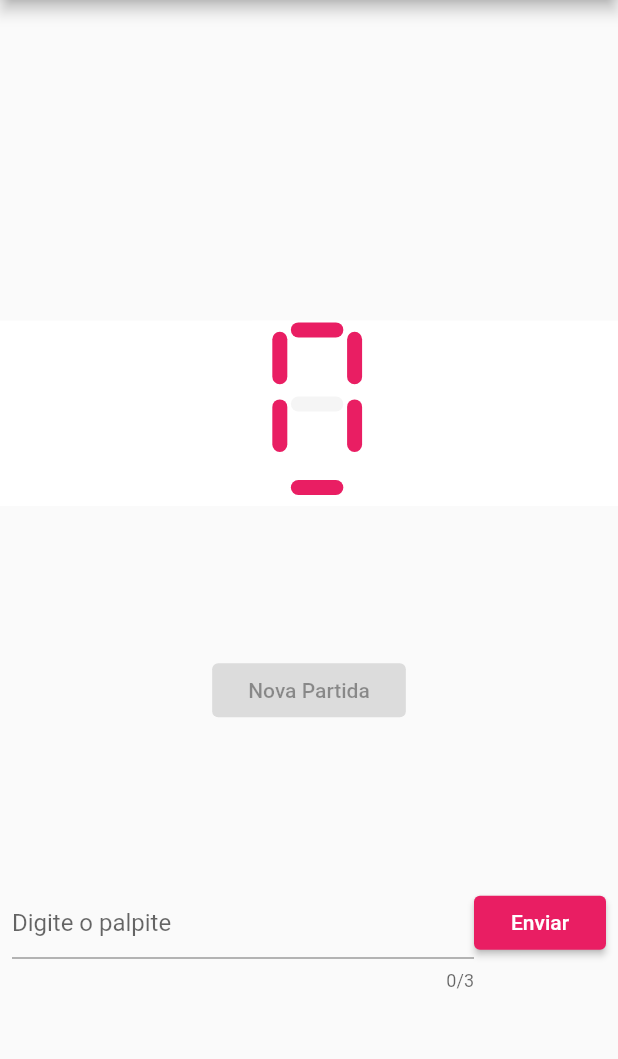
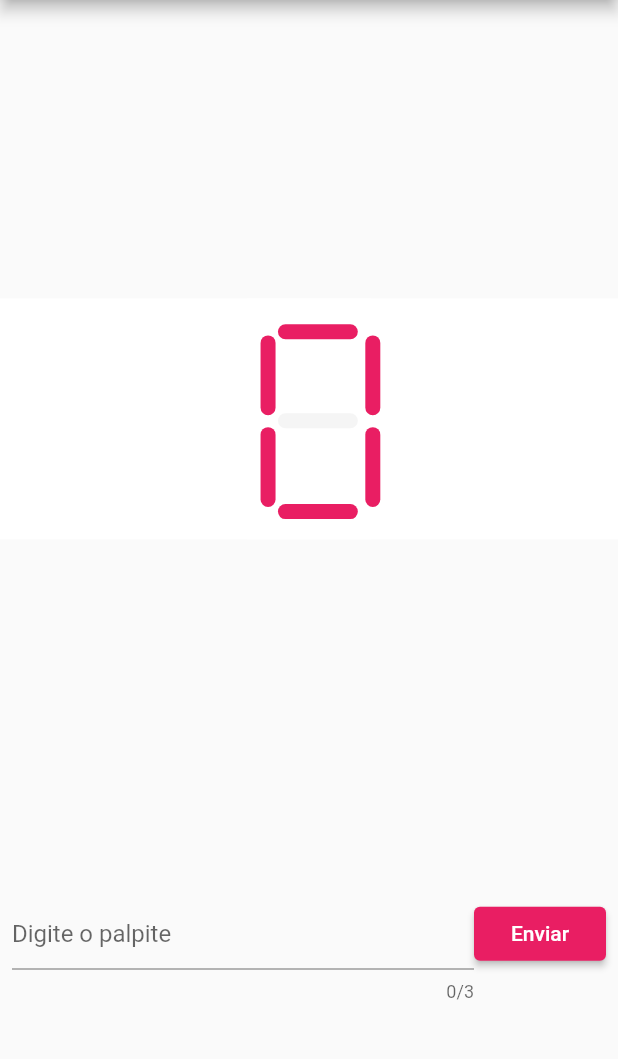
Before and after one commit to PierreVieira/PiPalp, a Flutter app: the screen it shows after launch, after a tap on "Enviar", on a phone screen of 412 x 824 dp, the part 84-1143 px from its top. Run offline on Flutter 3.47's test engine with Material 2 defaults, Android fonts, the phone set to English and light mode, and no system bars; our stand-ins replace dio; network calls fail.

Commit message:
Leds mais bem dispostos

```diff
--- a/lib/components/display.dart
+++ b/lib/components/display.dart
@@ -14,35 +14,29 @@ class Display extends StatelessWidget {
   Widget build(BuildContext context) {
     this.numero = this.numero != null ? this.numero : 0;
     if(numero > 99){
-      return Padding(
-        padding: const EdgeInsets.only(left: 56.0),
-        child: Row(
+      return Row(
+        mainAxisAlignment: MainAxisAlignment.center,
         children: <Widget>[
           TelaUnica(numero: int.parse(this.numero.toString()[0]), dimensao: dimensao, color: cor, umDiferente: false),
           TelaUnica(numero: int.parse(this.numero.toString()[1]), dimensao: dimensao, color: cor, umDiferente: false),
           TelaUnica(numero: int.parse(this.numero.toString()[2]), dimensao: dimensao, color: cor, umDiferente: true),
         ],
-        ),
       );
     }
     else if (numero > 9){
-      return Padding(
-        padding: const EdgeInsets.only(left: 104.0),
-        child: Row(
+      return Row(
+        mainAxisAlignment: MainAxisAlignment.center,
         children: <Widget>[
           TelaUnica(numero: int.parse(this.numero.toString()[0]), dimensao: dimensao, color: cor, umDiferente: false,),
           TelaUnica(numero: int.parse(this.numero.toString()[1]), dimensao: dimensao, color: cor, umDiferente: true),
         ],
-        ),
       );
     }
-    return Padding(
-      padding: const EdgeInsets.only(left: 168.0),
-      child: Row(
+    return Row(
+      mainAxisAlignment: MainAxisAlignment.center,
       children: <Widget>[
         TelaUnica(numero: this.numero, dimensao: dimensao, color: cor, umDiferente: false),
       ],
-      ),
     );
   }
 }
--- a/lib/components/tela_unica.dart
+++ b/lib/components/tela_unica.dart
@@ -16,8 +16,8 @@ class TelaUnica extends StatelessWidget {
 //    debugPrint('Print2: $dimensao');
     return LayoutBuilder(
       builder: (_, constraints) => Container(
-        width: dimensao.largura,
-        height: dimensao.altura,
+        width: dimensao.largura*0.8,
+        height: dimensao.altura*1.3,
 //        width: 0.15 * MediaQuery.of(context).size.height,
 //        height: 0.25 * MediaQuery.of(context).size.width,
         color: Colors.white,
--- a/lib/models/dimensao.dart
+++ b/lib/models/dimensao.dart
@@ -1,12 +1,21 @@
 class Dimensao{
-  double largura;
-  double altura;
+  double largura, altura, _larguraOriginal, _alturaOriginal;
+  Dimensao({this.largura, this.altura}){
+    this._larguraOriginal = this.largura;
+    this._alturaOriginal = this.altura;
+  }
 
-  Dimensao({this.largura, this.altura});
+  void aumentar(){
+    this.largura *= 1.08;
+    this.altura *= 1.08;
 
-  void aumentar(int dimensionUpgrade){
-    this.altura *= (1 + (dimensionUpgrade / 10));
-    this.largura *= (1 + (dimensionUpgrade / 10));
+    if(this.largura > 1.4*this._larguraOriginal) {
+      this.largura = this._larguraOriginal;
+    }
+
+    if(this.altura > 1.4*this._alturaOriginal) {
+      this.altura = this._alturaOriginal;
+    }
   }
 
   @override
--- a/lib/models/led.dart
+++ b/lib/models/led.dart
@@ -5,11 +5,11 @@ class Led {
   bool aceso, horizontal;
   Coordenada coordenadaOrigem;
   Dimensao dimensao;
-  int tamanho;
+  double tamanho;
 
   Led({this.aceso, this.dimensao}) {
     this.aceso = this.aceso != null ? this.aceso : true;
-    this.tamanho = 25;
+    this.tamanho = 0.35*dimensao.altura;
   }
 }
 
@@ -17,7 +17,7 @@ class LedA extends Led {
   LedA({bool aceso, Dimensao dimensao})
       : super(aceso: aceso, dimensao: dimensao) {
     this.horizontal = true;
-    this.coordenadaOrigem = Coordenada(0.3*dimensao.largura, 0.05*dimensao.altura);
+    this.coordenadaOrigem = Coordenada(0.75*0.33*dimensao.largura, 0.18*dimensao.altura);
   }
 }
 
@@ -25,7 +25,7 @@ class LedB extends Led {
   LedB({bool aceso, Dimensao dimensao})
       : super(aceso: aceso, dimensao: dimensao) {
     this.horizontal = false;
-    this.coordenadaOrigem = Coordenada(0.3*dimensao.largura + 1.5*this.tamanho, 0.1*dimensao.altura);
+    this.coordenadaOrigem = Coordenada(0.75*0.3*dimensao.largura + 1.4*this.tamanho, 0.24*dimensao.altura);
   }
 }
 
@@ -33,7 +33,7 @@ class LedC extends Led {
   LedC({bool aceso, Dimensao dimensao})
       : super(aceso: aceso, dimensao: dimensao) {
     this.horizontal = false;
-    this.coordenadaOrigem = Coordenada(0.3*dimensao.largura + 1.5*this.tamanho, 2.3*this.tamanho);
+    this.coordenadaOrigem = Coordenada(0.75*0.3*dimensao.largura + 1.4*this.tamanho, 2.1*this.tamanho);
   }
 }
 
@@ -41,7 +41,7 @@ class LedD extends Led {
   LedD({bool aceso, Dimensao dimensao})
       : super(aceso: aceso, dimensao: dimensao) {
     this.horizontal = true;
-    this.coordenadaOrigem = Coordenada(0.3*dimensao.largura, 0.9*dimensao.altura);
+    this.coordenadaOrigem = Coordenada(0.75*0.33*dimensao.largura, 1.15*dimensao.altura);
   }
 }
 
@@ -49,7 +49,7 @@ class LedE extends Led {
   LedE({bool aceso, Dimensao dimensao})
       : super(aceso: aceso, dimensao: dimensao) {
     this.horizontal = false;
-    this.coordenadaOrigem = Coordenada(0.18*dimensao.largura, 2.3*this.tamanho);
+    this.coordenadaOrigem = Coordenada(0.75*0.18*dimensao.largura, 2.1*this.tamanho);
   }
 }
 
@@ -57,7 +57,7 @@ class LedF extends Led {
   LedF({bool aceso, Dimensao dimensao})
       : super(aceso: aceso, dimensao: dimensao) {
     this.horizontal = false;
-    this.coordenadaOrigem = Coordenada(0.18*dimensao.largura, 0.1*dimensao.altura);
+    this.coordenadaOrigem = Coordenada(0.75*0.18*dimensao.largura, 0.24*dimensao.altura);
   }
 }
 
@@ -65,6 +65,6 @@ class LedG extends Led {
   LedG({bool aceso, Dimensao dimensao})
       : super(aceso: aceso, dimensao: dimensao) {
     this.horizontal = true;
-    this.coordenadaOrigem = Coordenada(0.3*dimensao.largura, 0.45*dimensao.altura);
+    this.coordenadaOrigem = Coordenada(0.75*0.33*dimensao.largura, 0.66*dimensao.altura);
   }
 }
--- a/lib/screens/game.dart
+++ b/lib/screens/game.dart
@@ -6,10 +6,12 @@ import 'package:project/models/dimensao.dart';
 
 String _textoStatus = '';
 int _numero = 0;
+double _opacidadeBotaoNovaPartida = 0;
 int _respostaNumerica;
 bool _novaPartida = false;
 bool _enviarHabilitado = true;
 bool start = true;
+Dimensao _dimensao;
 Color displayColor;
 final String _titleAppBar = 'PiPalp';
 final String _textoBotaoNovaPartida = 'Nova Partida';
@@ -30,20 +32,19 @@ class JogoAdivinha extends StatefulWidget {
 }
 
 class _JogoAdivinhaState extends State<JogoAdivinha> {
-  Dimensao _dimensao;
-
   @override
   Widget build(BuildContext context) {
     _novaPartida = _textoStatus == 'Acertou!' || _textoStatus == 'Erro';
     _enviarHabilitado = !_novaPartida;
+    debugPrint('Nível de opacidade: $_opacidadeBotaoNovaPartida');
     if (start) {
       getNumber();
       start = false;
-    }
       _dimensao = Dimensao(
         altura: 0.15 * MediaQuery.of(context).size.height,
         largura: 0.25 * MediaQuery.of(context).size.width,
       );
+    }
     return Scaffold(
       appBar: AppBar(
         title: Text(_titleAppBar),
@@ -53,7 +54,11 @@ class _JogoAdivinhaState extends State<JogoAdivinha> {
               Icons.format_size,
               color: Colors.white,
             ),
-            onPressed: () {},
+            onPressed: () {
+              setState(() {
+                _dimensao.aumentar();
+              });
+            },
           ),
           IconButton(
             icon: Icon(
@@ -64,7 +69,9 @@ class _JogoAdivinhaState extends State<JogoAdivinha> {
           ),
         ],
       ),
-      body: Column(
+      body: Stack(
+        children: <Widget>[
+          Column(
             mainAxisAlignment: MainAxisAlignment.spaceEvenly,
             children: <Widget>[
               Text(_textoStatus),
@@ -72,11 +79,13 @@ class _JogoAdivinhaState extends State<JogoAdivinha> {
                 color: Colors.white,
                 child: Display(
                   numero: _numero,
-              dimensao: this._dimensao,
+                  dimensao: _dimensao,
                   cor: displayColor,
                 ),
               ),
-          RaisedButton(
+              Opacity(
+                opacity: _opacidadeBotaoNovaPartida,
+                child: RaisedButton(
                   child: Text(_textoBotaoNovaPartida),
                   onPressed: _novaPartida
                       ? () {
@@ -87,6 +96,7 @@ class _JogoAdivinhaState extends State<JogoAdivinha> {
                           });
                         }
                       : null,
+                ),
               ),
               Container(
                 child: Padding(
@@ -110,6 +120,11 @@ class _JogoAdivinhaState extends State<JogoAdivinha> {
                                           : 'Acertou!';
                                   debugPrint(
                                       'Resposta = $_respostaNumerica\nPalpite = $_numero');
+                                  _opacidadeBotaoNovaPartida =
+                                      (_textoStatus == 'Acertou!' ||
+                                              _textoStatus == 'Erro')
+                                          ? 1.0
+                                          : 0.0;
                                 });
                               }
                             : null,
@@ -118,7 +133,9 @@ class _JogoAdivinhaState extends State<JogoAdivinha> {
                     ],
                   ),
                 ),
-          )
+              ),
+            ],
+          ),
         ],
       ),
     );
```
Lines whose indentation alone changed are shown as unchanged.
